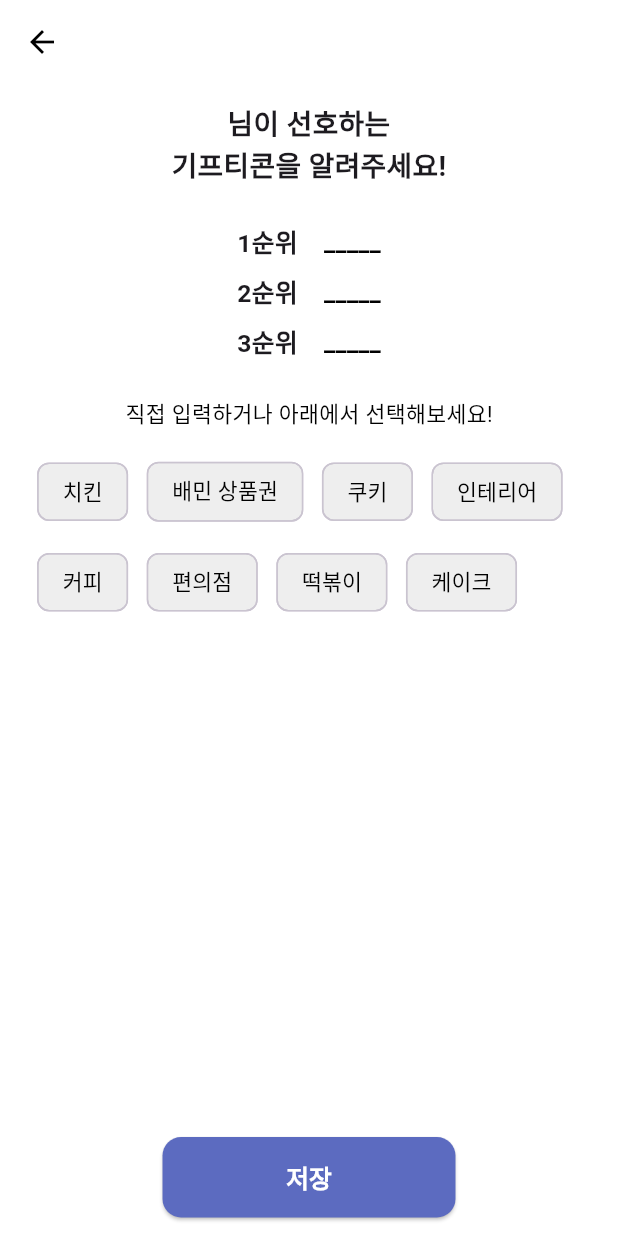
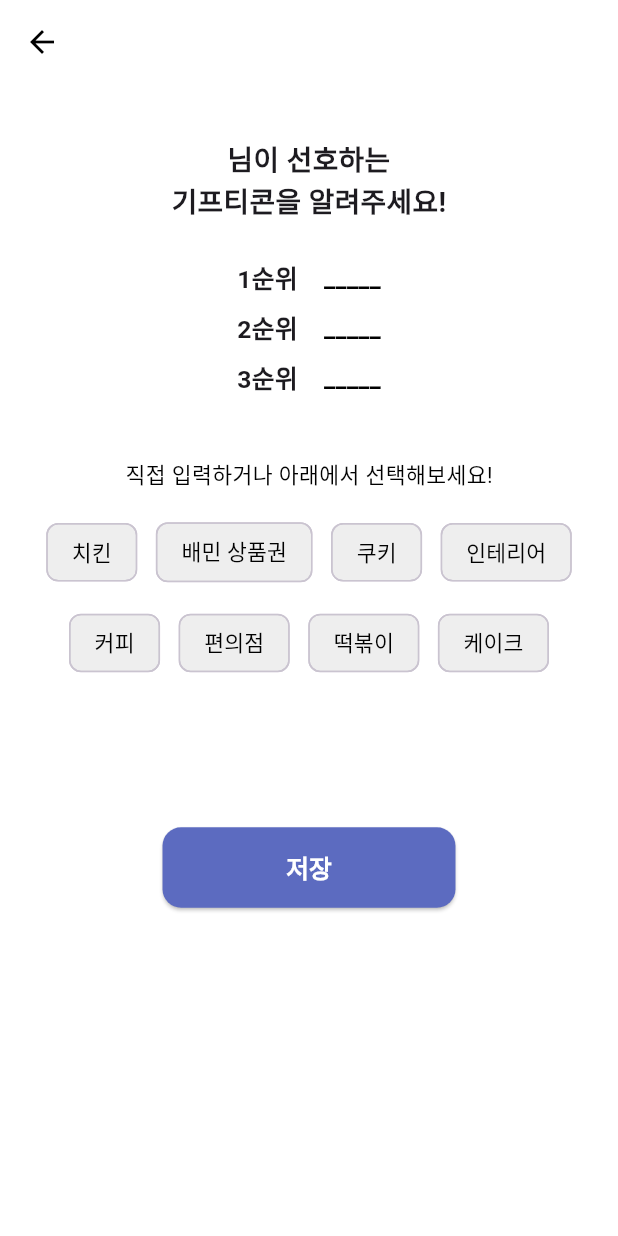
Before and after one commit to dlcodns/scrooge, a Flutter app: the FavoriteGiftcornScreen screen opened directly with empty values, on a phone screen of 412 x 824 dp. Run offline on Flutter 3.47's test engine with Material 3 defaults, Android fonts, the light colour scheme and no system bars; our stand-ins replace flutter_local_notifications, fluttertoast, google_fonts, image_picker, permission_handler, timezone; missing offline and left inert: google_mlkit_text_recognition, image_gallery_saver_plus, photo_manager.

Commit message:
chore: 선호 기프티콘 ui 예쁘게 수정

```diff
--- a/lib/favorite_giftcorn.dart
+++ b/lib/favorite_giftcorn.dart
@@ -58,13 +58,16 @@ class _FavoriteGiftcornScreenState extends State<FavoriteGiftcornScreen> {
                child: Column(
           crossAxisAlignment: CrossAxisAlignment.start,
           children: [
+
+            const SizedBox(height: 24),
             Center(
               child: Text(
                 "${widget.nickname}님이 선호하는\n기프티콘을 알려주세요!",
                 textAlign: TextAlign.center,
                 style: TextStyle(
                   fontWeight: FontWeight.bold,
-                    fontSize: screenWidth * 0.045),
+                  fontSize: screenWidth * 0.045,
+                ),
               ),
             ),
             SizedBox(height: screenHeight * 0.03),
@@ -88,9 +91,7 @@ class _FavoriteGiftcornScreenState extends State<FavoriteGiftcornScreen> {
                           style: TextStyle(
                             fontSize: screenWidth * 0.04,
                             fontWeight: FontWeight.bold,
-                            color: selectedKeywords[index] != null
-                                ? Colors.black
-                                : Colors.black,
+                            color: Colors.black,
                           ),
                         ),
                       ],
@@ -99,26 +100,34 @@ class _FavoriteGiftcornScreenState extends State<FavoriteGiftcornScreen> {
                 }),
               ),
             ),
-
-            SizedBox(height: screenHeight * 0.02),
+            SizedBox(height: screenHeight * 0.04),
             Center(
               child: Text(
                 "직접 입력하거나 아래에서 선택해보세요!",
                 style: TextStyle(
-                    color: Colors.black, fontSize: screenWidth * 0.035),
+                  color: Colors.black,
+                  fontSize: screenWidth * 0.035,
+                ),
               ),
             ),
             SizedBox(height: screenHeight * 0.02),
+            Column(
+              crossAxisAlignment: CrossAxisAlignment.center,
+              children: [
                 Wrap(
                   spacing: screenWidth * 0.03,
                   runSpacing: screenHeight * 0.015,
+                  alignment: WrapAlignment.center,
                   children: keywords.map((text) {
                     final isSelected = selectedKeywords.contains(text);
                     return ChoiceChip(
-                  label: Text(text,
+                      label: Text(
+                        text,
                         style: TextStyle(
                           fontSize: screenWidth * 0.035,
-                          color: isSelected ? Colors.white : Colors.black)),
+                          color: isSelected ? Colors.white : Colors.black,
+                        ),
+                      ),
                       selected: isSelected,
                       selectedColor: Colors.indigo,
                       backgroundColor: Colors.grey[200],
@@ -126,17 +135,14 @@ class _FavoriteGiftcornScreenState extends State<FavoriteGiftcornScreen> {
                     );
                   }).toList(),
                 ),
-            Spacer(),
+
+                SizedBox(height: screenHeight * 0.12),
+
                 Center(
                   child: ElevatedButton(
                     onPressed: () {
                       Navigator.pop(context); // 저장 후 뒤로
                     },
-                child: Text("저장",
-                    style: TextStyle(
-                        fontSize: screenWidth * 0.04,
-                        fontWeight: FontWeight.bold,
-                        color: Colors.white)),
                     style: ElevatedButton.styleFrom(
                       backgroundColor: Colors.indigo[400],
                       padding: EdgeInsets.symmetric(
@@ -147,8 +153,19 @@ class _FavoriteGiftcornScreenState extends State<FavoriteGiftcornScreen> {
                         borderRadius: BorderRadius.circular(screenWidth * 0.03),
                       ),
                     ),
+                    child: Text(
+                      "저장",
+                      style: TextStyle(
+                        fontSize: screenWidth * 0.04,
+                        fontWeight: FontWeight.bold,
+                        color: Colors.white,
                       ),
                     ),
+                  ),
+                ),
+              ],
+            ),
+
           ],
         ),
       ),
```
Also changed, not shown: lib/screens/preference_screen.dart (+19 -5 lines). Lines whose indentation alone changed are shown as unchanged.
